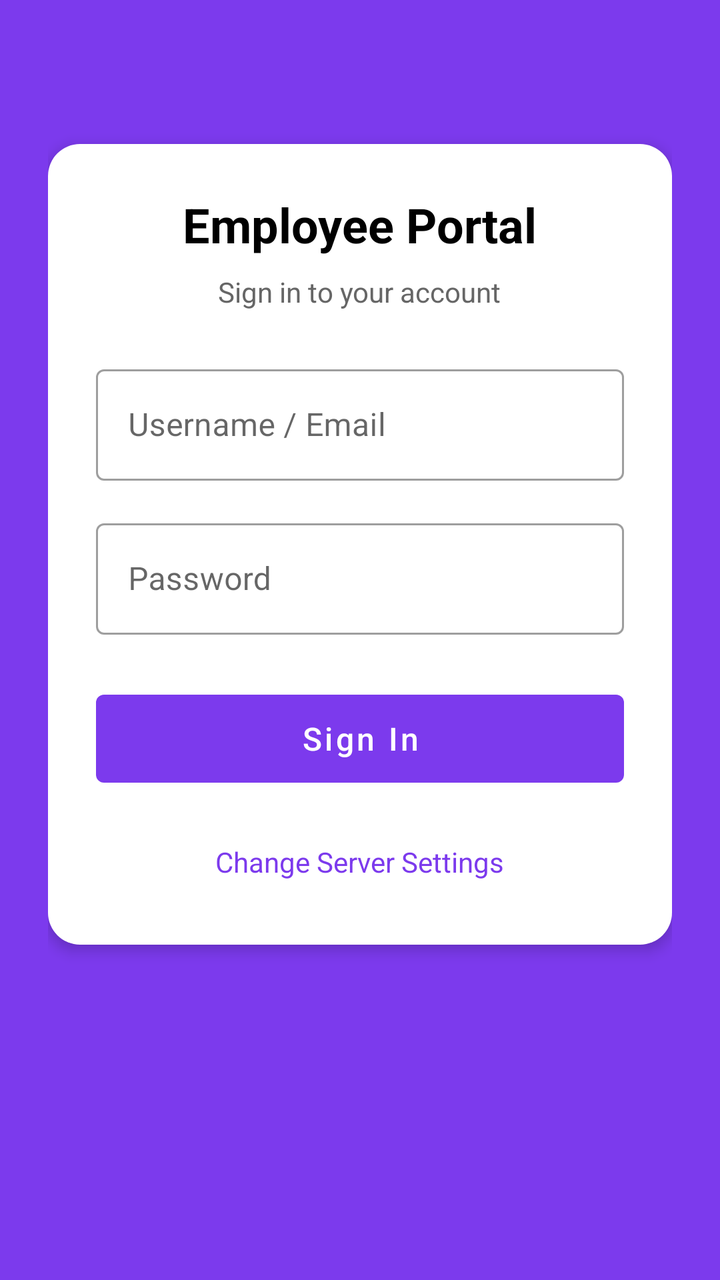
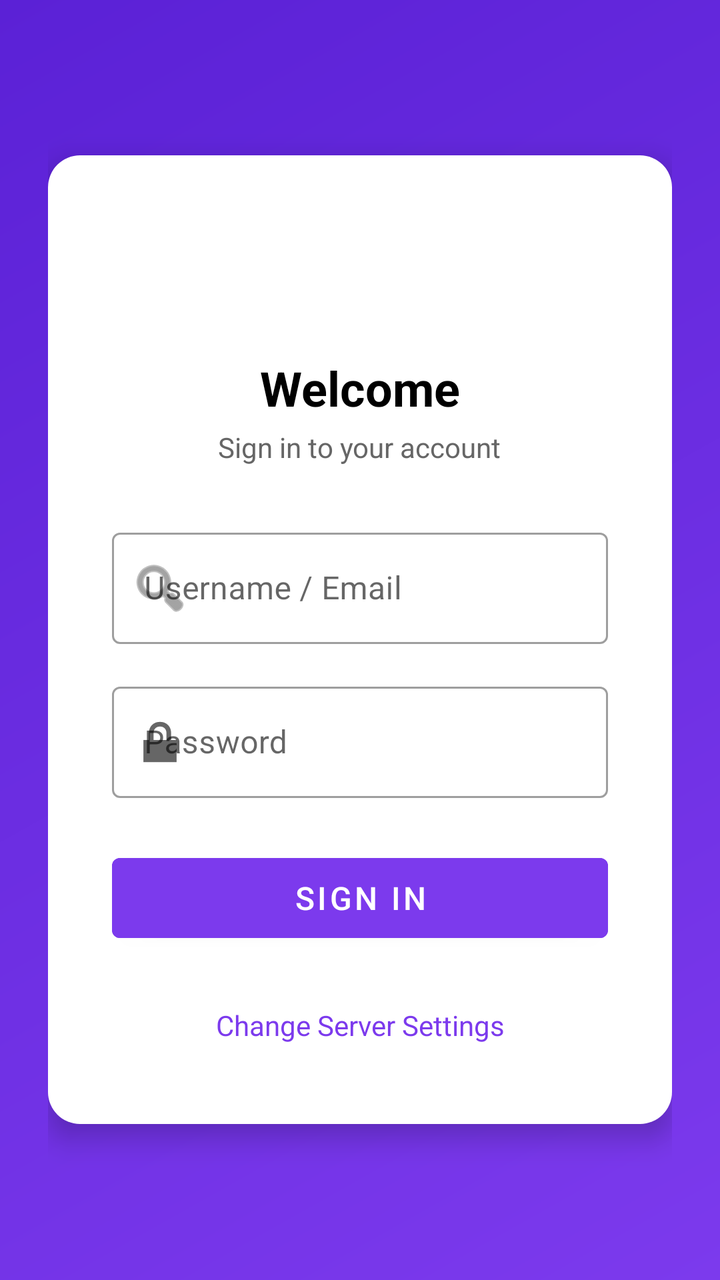

Before-and-after screenshots of an Android layout around one commit, followed by the original layout XML and the change that was made.
<!-- AndroidManifest.xml: application theme Theme.EmployeeSelfService -->
<!-- res/layout/activity_login.xml -->
<?xml version="1.0" encoding="utf-8"?>
<LinearLayout xmlns:android="http://schemas.android.com/apk/res/android"
    xmlns:app="http://schemas.android.com/apk/res-auto"
    android:layout_width="match_parent"
    android:layout_height="match_parent"
    android:orientation="vertical"
    android:padding="24dp"
    android:gravity="center_horizontal"
    android:background="?attr/colorPrimary">

    <LinearLayout
        android:layout_width="match_parent"
        android:layout_height="wrap_content"
        android:orientation="vertical"
        android:padding="24dp"
        android:background="@drawable/bg_card"
        android:layout_marginTop="48dp"
        android:elevation="4dp">

        <TextView
            android:layout_width="wrap_content"
            android:layout_height="wrap_content"
            android:text="Employee Portal"
            android:textSize="24sp"
            android:textStyle="bold"
            android:textColor="@color/black"
            android:layout_marginBottom="8dp"
            android:layout_gravity="center" />

        <TextView
            android:layout_width="wrap_content"
            android:layout_height="wrap_content"
            android:text="Sign in to your account"
            android:textSize="14sp"
            android:textColor="@color/gray"
            android:layout_marginBottom="24dp"
            android:layout_gravity="center" />

        <com.google.android.material.textfield.TextInputLayout
            android:layout_width="match_parent"
            android:layout_height="wrap_content"
            android:layout_marginBottom="16dp"
            android:hint="Username / Email"
            app:endIconMode="clear_text"
            style="@style/Widget.MaterialComponents.TextInputLayout.OutlinedBox">

            <EditText
                android:id="@+id/et_username"
                android:layout_width="match_parent"
                android:layout_height="wrap_content"
                android:inputType="textEmailAddress"
                android:importantForAutofill="yes" />
        </com.google.android.material.textfield.TextInputLayout>

        <com.google.android.material.textfield.TextInputLayout
            android:layout_width="match_parent"
            android:layout_height="wrap_content"
            android:layout_marginBottom="24dp"
            android:hint="Password"
            app:passwordToggleEnabled="true"
            app:endIconMode="password_toggle"
            style="@style/Widget.MaterialComponents.TextInputLayout.OutlinedBox">

            <EditText
                android:id="@+id/et_password"
                android:layout_width="match_parent"
                android:layout_height="wrap_content"
                android:inputType="textPassword"
                android:importantForAutofill="yes" />
        </com.google.android.material.textfield.TextInputLayout>

        <ProgressBar
            android:id="@+id/progress_bar"
            android:layout_width="40dp"
            android:layout_height="40dp"
            android:layout_gravity="center"
            android:visibility="gone"
            android:layout_marginBottom="8dp" />

        <Button
            android:id="@+id/btn_login"
            android:layout_width="match_parent"
            android:layout_height="56dp"
            android:text="Sign In"
            android:textAllCaps="false"
            android:textSize="16sp" />

        <TextView
            android:id="@+id/btn_settings"
            android:layout_width="wrap_content"
            android:layout_height="wrap_content"
            android:layout_marginTop="16dp"
            android:text="Change Server Settings"
            android:textColor="?attr/colorPrimary"
            android:textSize="14sp"
            android:layout_gravity="center"
            android:padding="8dp"
            android:background="?attr/selectableItemBackground" />
    </LinearLayout>
</LinearLayout>
<!-- resources referenced by this layout -->
<resources>
  <color name="black">#FF000000</color>
  <color name="gray">#FF666666</color>
  <!-- drawable bg_card (drawable) -->
  <?xml version="1.0" encoding="utf-8"?>
  <shape xmlns:android="http://schemas.android.com/apk/res/android"
      android:shape="rectangle">
      <solid android:color="@android:color/white" />
      <corners android:radius="16dp" />
  </shape>
  <style name="Theme.EmployeeSelfService" parent="Theme.MaterialComponents.DayNight.NoActionBar">
          <item name="colorPrimary">@color/primary</item>
          <item name="colorPrimaryDark">@color/primary_dark</item>
          <item name="colorAccent">@color/accent</item>
          <item name="android:statusBarColor">@color/primary_dark</item>
      </style>
  <color name="primary">#FF7C3AED</color>
  <color name="primary_dark">#FF5B21D6</color>
  <color name="accent">#FF7C3AED</color>
</resources>

<!-- the commit's change to res/layout/activity_login.xml (unified diff, before → after) -->
@@ -1,100 +1,121 @@
 <?xml version="1.0" encoding="utf-8"?>
-<LinearLayout xmlns:android="http://schemas.android.com/apk/res/android"
+<ScrollView xmlns:android="http://schemas.android.com/apk/res/android"
     xmlns:app="http://schemas.android.com/apk/res-auto"
     android:layout_width="match_parent"
     android:layout_height="match_parent"
-    android:orientation="vertical"
-    android:padding="24dp"
-    android:gravity="center_horizontal"
-    android:background="?attr/colorPrimary">
+    android:background="@drawable/splash_bg"
+    android:fillViewport="true">
 
     <LinearLayout
         android:layout_width="match_parent"
         android:layout_height="wrap_content"
         android:orientation="vertical"
         android:padding="24dp"
-        android:background="@drawable/bg_card"
-        android:layout_marginTop="48dp"
-        android:elevation="4dp">
+        android:gravity="center"
+        android:layout_gravity="center_vertical">
 
-        <TextView
-            android:layout_width="wrap_content"
-            android:layout_height="wrap_content"
-            android:text="Employee Portal"
-            android:textSize="24sp"
-            android:textStyle="bold"
-            android:textColor="@color/black"
-            android:layout_marginBottom="8dp"
-            android:layout_gravity="center" />
-
-        <TextView
-            android:layout_width="wrap_content"
-            android:layout_height="wrap_content"
-            android:text="Sign in to your account"
-            android:textSize="14sp"
-            android:textColor="@color/gray"
-            android:layout_marginBottom="24dp"
-            android:layout_gravity="center" />
-
-        <com.google.android.material.textfield.TextInputLayout
+        <LinearLayout
             android:layout_width="match_parent"
             android:layout_height="wrap_content"
-            android:layout_marginBottom="16dp"
-            android:hint="Username / Email"
-            app:endIconMode="clear_text"
-            style="@style/Widget.MaterialComponents.TextInputLayout.OutlinedBox">
+            android:orientation="vertical"
+            android:padding="32dp"
+            android:gravity="center"
+            android:background="@drawable/bg_card"
+            android:elevation="8dp">
 
-            <EditText
-                android:id="@+id/et_username"
+            <ImageView
+                android:layout_width="56dp"
+                android:layout_height="56dp"
+                android:src="@drawable/ic_logo"
+                android:contentDescription="ESS Logo"
+                android:layout_marginBottom="12dp" />
+
+            <TextView
+                android:layout_width="wrap_content"
+                android:layout_height="wrap_content"
+                android:text="Welcome"
+                android:textSize="24sp"
+                android:textStyle="bold"
+                android:textColor="@color/black"
+                android:layout_marginBottom="4dp" />
+
+            <TextView
+                android:layout_width="wrap_content"
+                android:layout_height="wrap_content"
+                android:text="Sign in to your account"
+                android:textSize="14sp"
+                android:textColor="@color/gray"
+                android:layout_marginBottom="28dp" />
+
+            <com.google.android.material.textfield.TextInputLayout
+                android:id="@+id/til_username"
                 android:layout_width="match_parent"
                 android:layout_height="wrap_content"
-                android:inputType="textEmailAddress"
-                android:importantForAutofill="yes" />
-        </com.google.android.material.textfield.TextInputLayout>
+                android:layout_marginBottom="16dp"
+                android:hint="Username / Email"
+                app:startIconDrawable="@android:drawable/ic_menu_search"
+                app:startIconTint="@color/gray"
+                app:endIconMode="clear_text"
+                style="@style/Widget.MaterialComponents.TextInputLayout.OutlinedBox">
 
-        <com.google.android.material.textfield.TextInputLayout
-            android:layout_width="match_parent"
-            android:layout_height="wrap_content"
-            android:layout_marginBottom="24dp"
-            android:hint="Password"
-            app:passwordToggleEnabled="true"
-            app:endIconMode="password_toggle"
-            style="@style/Widget.MaterialComponents.TextInputLayout.OutlinedBox">
+                <EditText
+                    android:id="@+id/et_username"
+                    android:layout_width="match_parent"
+                    android:layout_height="wrap_content"
+                    android:inputType="textEmailAddress"
+                    android:importantForAutofill="yes" />
+            </com.google.android.material.textfield.TextInputLayout>
 
-            <EditText
-                android:id="@+id/et_password"
+            <com.google.android.material.textfield.TextInputLayout
+                android:id="@+id/til_password"
                 android:layout_width="match_parent"
                 android:layout_height="wrap_content"
-                android:inputType="textPassword"
-                android:importantForAutofill="yes" />
-        </com.google.android.material.textfield.TextInputLayout>
+                android:layout_marginBottom="24dp"
+                android:hint="Password"
+                app:startIconDrawable="@android:drawable/ic_lock_lock"
+                app:startIconTint="@color/gray"
+                app:passwordToggleEnabled="true"
+                app:endIconMode="password_toggle"
+                style="@style/Widget.MaterialComponents.TextInputLayout.OutlinedBox">
 
-        <ProgressBar
-            android:id="@+id/progress_bar"
-            android:layout_width="40dp"
-            android:layout_height="40dp"
-            android:layout_gravity="center"
-            android:visibility="gone"
-            android:layout_marginBottom="8dp" />
+                <EditText
+                    android:id="@+id/et_password"
+                    android:layout_width="match_parent"
+                    android:layout_height="wrap_content"
+                    android:inputType="textPassword"
+                    android:importantForAutofill="yes" />
+            </com.google.android.material.textfield.TextInputLayout>
 
-        <Button
-            android:id="@+id/btn_login"
-            android:layout_width="match_parent"
-            android:layout_height="56dp"
-            android:text="Sign In"
-            android:textAllCaps="false"
-            android:textSize="16sp" />
+            <ProgressBar
+                android:id="@+id/progress_bar"
+                android:layout_width="36dp"
+                android:layout_height="36dp"
+                android:layout_gravity="center"
+                android:visibility="gone"
+                android:layout_marginBottom="8dp"
+                android:indeterminateTint="@color/primary" />
 
-        <TextView
-            android:id="@+id/btn_settings"
-            android:layout_width="wrap_content"
-            android:layout_height="wrap_content"
-            android:layout_marginTop="16dp"
-            android:text="Change Server Settings"
-            android:textColor="?attr/colorPrimary"
-            android:textSize="14sp"
-            android:layout_gravity="center"
-            android:padding="8dp"
-            android:background="?attr/selectableItemBackground" />
+            <Button
+                android:id="@+id/btn_login"
+                android:layout_width="match_parent"
+                android:layout_height="52dp"
+                android:text="Sign In"
+                android:textSize="16sp"
+                android:backgroundTint="@color/primary" />
+
+            <TextView
+                android:id="@+id/btn_settings"
+                android:layout_width="wrap_content"
+                android:layout_height="wrap_content"
+                android:layout_marginTop="20dp"
+                android:text="Change Server Settings"
+                android:textColor="@color/primary"
+                android:textSize="14sp"
+                android:gravity="center"
+                android:padding="8dp"
+                android:background="?attr/selectableItemBackground" />
+
+        </LinearLayout>
+
     </LinearLayout>
-</LinearLayout>
+</ScrollView>
<!-- resource entries referenced after the edit -->
@@ -9,11 +9,37 @@
       <solid android:color="@android:color/white" />
       <corners android:radius="16dp" />
   </shape>
+  <!-- drawable ic_logo (drawable) -->
+  <?xml version="1.0" encoding="utf-8"?>
+  <vector xmlns:android="http://schemas.android.com/apk/res/android"
+      android:width="80dp"
+      android:height="80dp"
+      android:viewportWidth="80"
+      android:viewportHeight="80">
+      <path
+          android:fillColor="#FFFFFF"
+          android:pathData="M40,4C20.1,4 4,20.1 4,40s16.1,36 36,36 36,-16.1 36,-36S59.9,4 40,4zM40,72C22.4,72 8,57.6 8,40S22.4,8 40,8s32,14.4 32,32 -14.4,32 -32,32z"/>
+      <path
+          android:fillColor="#FFFFFF"
+          android:pathData="M24,28h32v4H24zM24,38h32v4H24zM24,48h24v4H24z"/>
+  </vector>
+  <!-- drawable splash_bg (drawable) -->
+  <?xml version="1.0" encoding="utf-8"?>
+  <shape xmlns:android="http://schemas.android.com/apk/res/android"
+      android:shape="rectangle">
+      <gradient
+          android:startColor="#7C3AED"
+          android:endColor="#5B21D6"
+          android:angle="135" />
+  </shape>
   <style name="Theme.EmployeeSelfService" parent="Theme.MaterialComponents.DayNight.NoActionBar">
           <item name="colorPrimary">@color/primary</item>
           <item name="colorPrimaryDark">@color/primary_dark</item>
           <item name="colorAccent">@color/accent</item>
+          <item name="colorOnPrimary">@android:color/white</item>
+          <item name="colorSurface">@android:color/white</item>
           <item name="android:statusBarColor">@color/primary_dark</item>
+          <item name="android:navigationBarColor">@color/primary_dark</item>
       </style>
   <color name="primary">#FF7C3AED</color>
   <color name="primary_dark">#FF5B21D6</color>
